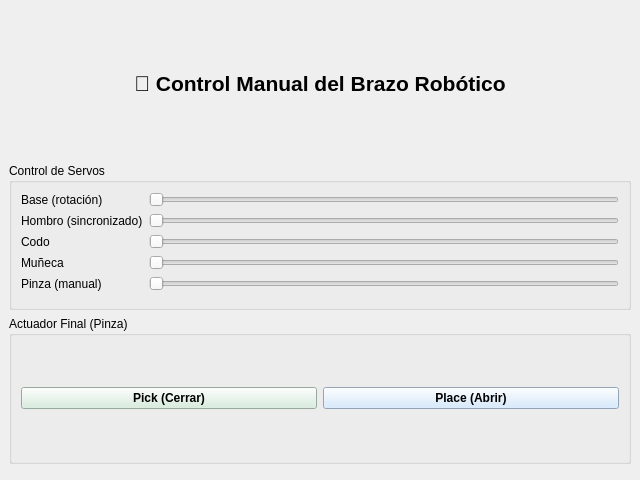
First picture: the form in interface.ui, repository DanielPataquiva/Proyecto, before the edit.
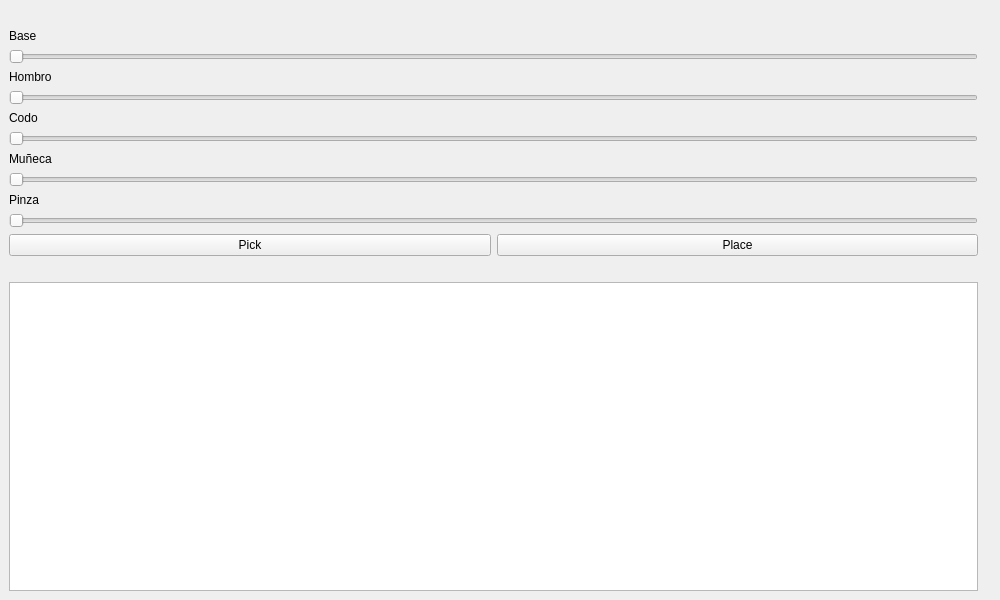
Second picture: the form after the edit.

```diff
--- a/interface.ui
+++ b/interface.ui
@@ -6,190 +6,149 @@
    <rect>
     <x>0</x>
     <y>0</y>
-    <width>640</width>
-    <height>480</height>
+    <width>1000</width>
+    <height>600</height>
    </rect>
   </property>
   <property name="windowTitle">
    <string>Control Manual - Brazo Robótico (Raspberry Pi 4)</string>
   </property>
   <widget class="QWidget" name="centralwidget">
-   <layout class="QVBoxLayout" name="verticalLayout">
+   <layout class="QHBoxLayout" name="horizontalLayout">
+    <item>
+     <layout class="QVBoxLayout" name="control_layout">
 
-    <!-- Título -->
     <item>
      <widget class="QLabel" name="label_title">
       <property name="text">
-       <string>🦾 Control Manual del Brazo Robótico</string>
-      </property>
-      <property name="alignment">
-       <set>Qt::AlignCenter</set>
-      </property>
-      <property name="styleSheet">
-       <string notr="true">font-size:16pt; font-weight:bold; color:black;</string>
+         <string><b>Control del Brazo Robótico</b></string>
       </property>
      </widget>
     </item>
 
-    <!-- Grupo de Servos -->
     <item>
-     <widget class="QGroupBox" name="group_servos">
-      <property name="title">
-       <string>Control de Servos</string>
-      </property>
-      <layout class="QFormLayout" name="formLayout">
-
-       <!-- Base -->
-       <item row="0" column="0">
         <widget class="QLabel" name="label_base">
          <property name="text">
-          <string>Base (rotación)</string>
+         <string>Base</string>
          </property>
         </widget>
        </item>
-       <item row="0" column="1">
+      <item>
         <widget class="QSlider" name="slider_base">
          <property name="orientation">
           <enum>Qt::Horizontal</enum>
          </property>
-         <property name="minimum">
-          <number>0</number>
-         </property>
-         <property name="maximum">
-          <number>180</number>
-         </property>
         </widget>
        </item>
 
-       <!-- Hombro -->
-       <item row="1" column="0">
+      <item>
         <widget class="QLabel" name="label_hombro">
          <property name="text">
-          <string>Hombro (sincronizado)</string>
+         <string>Hombro</string>
          </property>
         </widget>
        </item>
-       <item row="1" column="1">
+      <item>
         <widget class="QSlider" name="slider_hombro">
          <property name="orientation">
           <enum>Qt::Horizontal</enum>
          </property>
-         <property name="minimum">
-          <number>0</number>
-         </property>
-         <property name="maximum">
-          <number>180</number>
-         </property>
         </widget>
        </item>
 
-       <!-- Codo -->
-       <item row="2" column="0">
+      <item>
         <widget class="QLabel" name="label_codo">
          <property name="text">
           <string>Codo</string>
          </property>
         </widget>
        </item>
-       <item row="2" column="1">
+      <item>
         <widget class="QSlider" name="slider_codo">
          <property name="orientation">
           <enum>Qt::Horizontal</enum>
          </property>
-         <property name="minimum">
-          <number>0</number>
-         </property>
-         <property name="maximum">
-          <number>180</number>
-         </property>
         </widget>
        </item>
 
-       <!-- Muñeca -->
-       <item row="3" column="0">
+      <item>
         <widget class="QLabel" name="label_muneca">
          <property name="text">
           <string>Muñeca</string>
          </property>
         </widget>
        </item>
-       <item row="3" column="1">
+      <item>
         <widget class="QSlider" name="slider_muneca">
          <property name="orientation">
           <enum>Qt::Horizontal</enum>
          </property>
-         <property name="minimum">
-          <number>0</number>
-         </property>
-         <property name="maximum">
-          <number>180</number>
-         </property>
         </widget>
        </item>
 
-       <!-- Pinza (manual) -->
-       <item row="4" column="0">
+      <item>
         <widget class="QLabel" name="label_pinza">
          <property name="text">
-          <string>Pinza (manual)</string>
+         <string>Pinza</string>
          </property>
         </widget>
        </item>
-       <item row="4" column="1">
+      <item>
         <widget class="QSlider" name="slider_pinza">
          <property name="orientation">
           <enum>Qt::Horizontal</enum>
          </property>
-         <property name="minimum">
-          <number>0</number>
-         </property>
-         <property name="maximum">
-          <number>180</number>
-         </property>
         </widget>
        </item>
 
-      </layout>
-     </widget>
-    </item>
-
-    <!-- Grupo Actuador Final -->
     <item>
-     <widget class="QGroupBox" name="group_actuador">
-      <property name="title">
-       <string>Actuador Final (Pinza)</string>
-      </property>
-      <layout class="QHBoxLayout" name="horizontalLayout">
+       <layout class="QHBoxLayout" name="layout_botones">
        <item>
         <widget class="QPushButton" name="btn_pick">
          <property name="text">
-          <string>Pick (Cerrar)</string>
-         </property>
-         <property name="styleSheet">
-          <string notr="true">background-color:#d4edda; font-weight:bold;</string>
+           <string>Pick</string>
          </property>
         </widget>
        </item>
        <item>
         <widget class="QPushButton" name="btn_place">
          <property name="text">
-          <string>Place (Abrir)</string>
-         </property>
-         <property name="styleSheet">
-          <string notr="true">background-color:#cce5ff; font-weight:bold;</string>
-         </property>
+           <string>Place</string>
+          </property>
         </widget>
        </item>
       </layout>
+      </item>
+
+      <item>
+       <widget class="QLabel" name="label_angulos">
+        <property name="text">
+         <string><b>Ángulos actuales</b></string>
+        </property>
      </widget>
     </item>
 
     <item>
-     <spacer name="verticalSpacer">
-      <property name="orientation">
-       <enum>Qt::Vertical</enum>
-      </property>
-     </spacer>
+       <widget class="QPlainTextEdit" name="txt_angulos">
+        <property name="readOnly">
+         <bool>true</bool>
+        </property>
+       </widget>
+      </item>
+
+     </layout>
+    </item>
+
+    <item>
+     <layout class="QVBoxLayout" name="layout_sim">
+      <item>
+       <widget class="QLabel" name="label_sim">
+        <property name="text">
+         <string><b>Simulación 3D</b></string>
+        </property>
+       </widget>
+      </item>
+     </layout>
     </item>
 
    </layout>
```
Left out of the diff: 2 changed lines with no effect on the pictures. Lines whose indentation alone changed are shown as unchanged.
